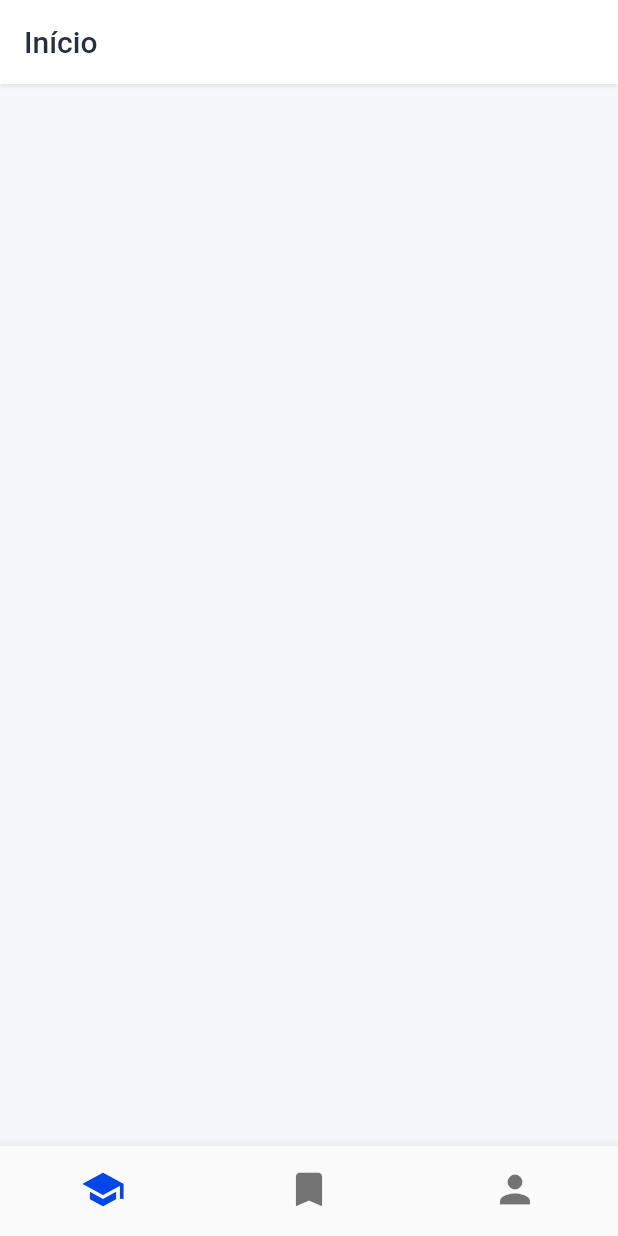
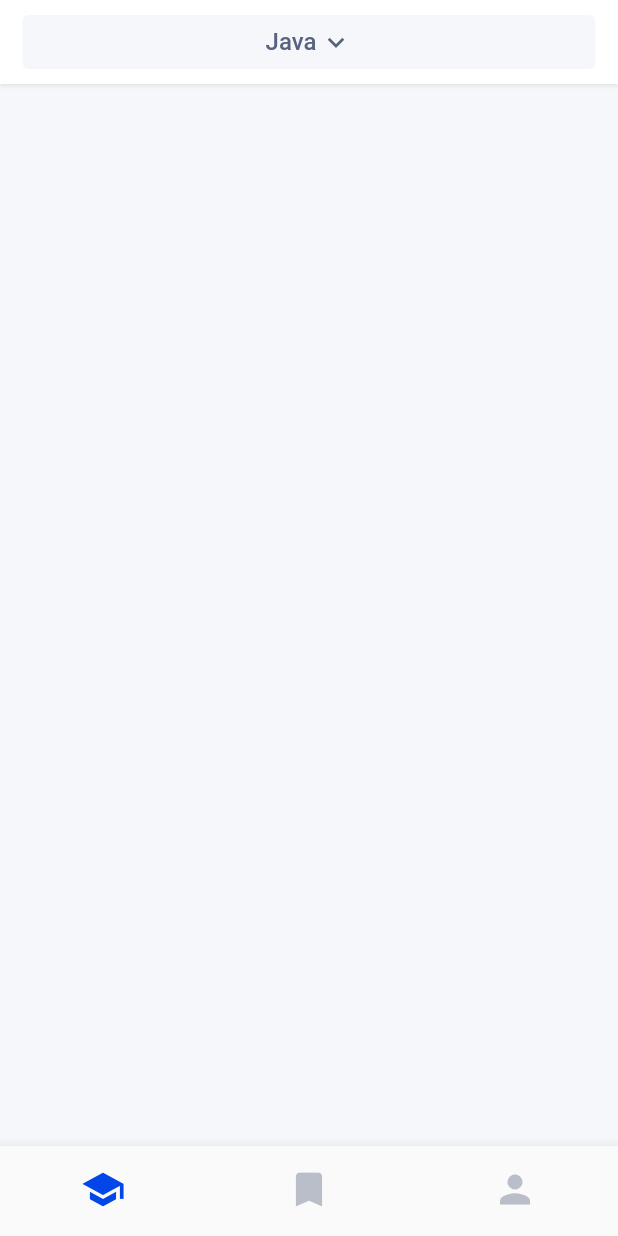
Before and after one commit to jpssantiago/lab-projetos, a Flutter app: the screen it shows after launch, on a phone screen of 412 x 824 dp. Run offline on Flutter 3.47's test engine with Material 2 defaults, Android fonts, the light colour scheme and no system bars.

Commit message:
feat: provider

```diff
--- a/lib/main.dart
+++ b/lib/main.dart
@@ -1,6 +1,9 @@
 import 'package:flutter/material.dart';
 import 'package:flutter/services.dart';
+import 'package:provider/provider.dart';
 
+import './providers/course_provider.dart';
+import './providers/user_provider.dart';
 import './screens/main_screen/main_screen.dart';
 import './themes/theme.dart';
 
@@ -18,13 +21,19 @@
 
   @override
   Widget build(BuildContext context) {
-    return MaterialApp(
+    return MultiProvider(
+      providers: [
+        ChangeNotifierProvider(create: (context) => CourseProvider()),
+        ChangeNotifierProvider(create: (context) => UserProvider()),
+      ],
+      child: MaterialApp(
         title: 'Lab. Projetos',
         routes: {
           'main': (context) => const MainScreen(),
         },
         initialRoute: 'main',
         theme: getLightTheme,
+      ),
     );
   }
 }
--- /dev/null
+++ b/lib/models/course_model.dart
@@ -0,0 +1,6 @@
+class CourseModel {
+  String id;
+  String name;
+
+  CourseModel({required this.id, required this.name});
+}
--- /dev/null
+++ b/lib/providers/course_provider.dart
@@ -0,0 +1,21 @@
+import 'package:flutter/material.dart';
+
+import '../models/course_model.dart';
+
+class CourseProvider with ChangeNotifier {
+  List<CourseModel> _courses = [];
+
+  List<CourseModel> get courses => _courses;
+
+  Future<void> loadCourses() async {
+    await Future.delayed(const Duration(seconds: 5), () {
+      _courses = [
+        CourseModel(id: '0', name: 'Python'),
+        CourseModel(id: '1', name: 'Javascript'),
+        CourseModel(id: '2', name: 'Java'),
+      ];
+
+      notifyListeners();
+    });
+  }
+}
--- /dev/null
+++ b/lib/providers/user_provider.dart
@@ -0,0 +1,15 @@
+import 'package:flutter/material.dart';
+
+import '../models/course_model.dart';
+
+class UserProvider with ChangeNotifier {
+  CourseModel? _selectedCourse;
+
+  CourseModel? get selectedCourse => _selectedCourse;
+
+  Future<void> loadUser(List<CourseModel> courses) async {
+    _selectedCourse = courses[2];
+
+    notifyListeners();
+  }
+}
--- a/lib/screens/home_screen/home_screen.dart
+++ b/lib/screens/home_screen/home_screen.dart
@@ -1,12 +1,94 @@
 import 'package:flutter/material.dart';
+import 'package:provider/provider.dart';
 
-class HomeScreen extends StatelessWidget {
+import '../../providers/course_provider.dart';
+import '../../providers/user_provider.dart';
+import '../../widgets/app_bar_button.dart';
+import '../../themes/theme.dart';
+
+class HomeScreen extends StatefulWidget {
   const HomeScreen({Key? key}) : super(key: key);
 
   @override
+  State<HomeScreen> createState() => _HomeScreenState();
+}
+
+class _HomeScreenState extends State<HomeScreen> {
+  void loadData() async {
+    final courseProvider = Provider.of<CourseProvider>(
+      context,
+      listen: false,
+    );
+
+    final userProvider = Provider.of<UserProvider>(
+      context,
+      listen: false,
+    );
+
+    await courseProvider.loadCourses();
+    await userProvider.loadUser(courseProvider.courses);
+  }
+
+  @override
+  void initState() {
+    super.initState();
+
+    loadData();
+  }
+
+  @override
   Widget build(BuildContext context) {
+    final userProvider = Provider.of<UserProvider>(context);
+    final bool loading = userProvider.selectedCourse == null;
+
+    AppBar _appBar() {
+      Widget _leading() {
+        Widget _selectedCourse() {
+          return Text(
+            userProvider.selectedCourse?.name ?? 'Curso',
+            style: const TextStyle(fontSize: 16),
+          );
+        }
+
+        Widget _chevronDown() {
+          return const Icon(Icons.expand_more, size: 22);
+        }
+
+        return AppBarButton(
+          child: Row(
+            mainAxisAlignment: MainAxisAlignment.center,
+            children: [
+              _selectedCourse(),
+              const SizedBox(width: 2),
+              _chevronDown(),
+            ],
+          ),
+          onPressed: () {
+            if (loading) return;
+            // TODO: Abrir bottom sheet para escolher curso.
+          },
+        );
+      }
+
+      return AppBar(
+        leading: _leading(),
+        leadingWidth: 500,
+      );
+    }
+
+    Widget _loading() {
+      return const Center(
+        child: CircularProgressIndicator(color: kPrimary),
+      );
+    }
+
+    Widget _listView() {
+      return ListView();
+    }
+
     return Scaffold(
-      appBar: AppBar(title: const Text('Início')),
+      appBar: _appBar(),
+      body: loading ? _loading() : _listView(),
     );
   }
 }
--- a/lib/screens/main_screen/main_screen.dart
+++ b/lib/screens/main_screen/main_screen.dart
@@ -27,7 +27,7 @@ class _MainScreenState extends State<MainScreen> {
     ];
 
     BottomNavigationBar _bottomNavigationBar() {
-      BottomNavigationBarItem _home() {
+      BottomNavigationBarItem _learn() {
         return const BottomNavigationBarItem(
           icon: Icon(Icons.school, size: 30),
           label: '',
@@ -50,7 +50,7 @@ class _MainScreenState extends State<MainScreen> {
 
       return BottomNavigationBar(
         items: [
-          _home(),
+          _learn(),
           _courses(),
           _profile(),
         ],
--- a/lib/themes/theme.dart
+++ b/lib/themes/theme.dart
@@ -18,7 +18,10 @@ ThemeData getLightTheme = ThemeData.light().copyWith(
   ),
   scaffoldBackgroundColor: kIce,
   primaryColor: kPrimary,
-  bottomNavigationBarTheme: const BottomNavigationBarThemeData(
+  bottomNavigationBarTheme: BottomNavigationBarThemeData(
     selectedItemColor: kPrimary,
+    unselectedIconTheme: IconThemeData(
+      color: kSecondaryText.withOpacity(.4),
+    ),
   ),
 );
--- /dev/null
+++ b/lib/widgets/app_bar_button.dart
@@ -0,0 +1,30 @@
+import 'package:flutter/material.dart';
+
+import '../themes/theme.dart';
+
+class AppBarButton extends StatelessWidget {
+  final Widget child;
+  final Function() onPressed;
+
+  const AppBarButton({
+    Key? key,
+    required this.child,
+    required this.onPressed,
+  }) : super(key: key);
+
+  @override
+  Widget build(BuildContext context) {
+    return Padding(
+      padding: const EdgeInsets.symmetric(horizontal: 15, vertical: 10),
+      child: TextButton(
+        onPressed: onPressed,
+        child: child,
+        style: ButtonStyle(
+          padding: MaterialStateProperty.all(EdgeInsets.zero),
+          backgroundColor: MaterialStateProperty.all(kIce),
+          foregroundColor: MaterialStateProperty.all(kSecondaryText),
+        ),
+      ),
+    );
+  }
+}
--- a/pubspec.yaml
+++ b/pubspec.yaml
@@ -34,6 +34,7 @@ dependencies:
   # The following adds the Cupertino Icons font to your application.
   # Use with the CupertinoIcons class for iOS style icons.
   cupertino_icons: ^1.0.2
+  provider: ^6.0.2
 
 dev_dependencies:
   flutter_test:
```
Also changed, not shown: pubspec.lock. Lines whose indentation alone changed are shown as unchanged.
